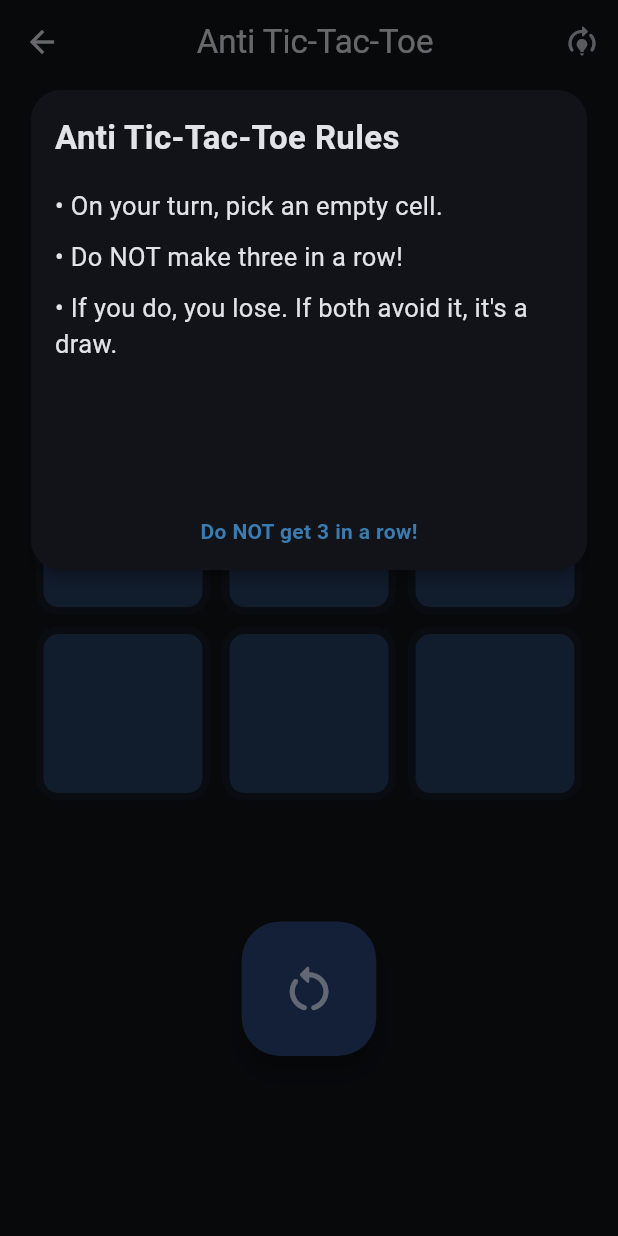
After one commit to hey-Gana/TacTics, a Flutter app: the Antiai screen opened directly, after a tap on the "model training" icon, on a phone screen of 412 x 824 dp. The commit adds this screen. Run offline on Flutter 3.47's test engine with Material 3 defaults, Android fonts, the light colour scheme and no system bars.

Commit message:
Added code for bot play for classic and anti TTT

```diff
--- /dev/null
+++ b/lib/pages/antiai.dart
@@ -0,0 +1,316 @@
+import 'package:flutter/material.dart';
+
+class Antiai extends StatefulWidget {
+  const Antiai({Key? key}) : super(key: key);
+
+  @override
+  State<Antiai> createState() => _AntiaiState();
+}
+
+class _AntiaiState extends State<Antiai> {
+  final int boardSize = 3;
+  late List<String> displayXO;
+  bool xTurn = true;
+
+  @override
+  void initState() {
+    super.initState();
+    _resetGame();
+  }
+
+  @override
+  Widget build(BuildContext context) {
+    return Scaffold(
+      appBar: AppBar(
+        title: const Center(child: Text("Anti Tic-Tac-Toe")),
+        actions: [
+          IconButton(
+            onPressed: _showRules,
+            icon: const Icon(Icons.model_training_rounded),
+          ),
+        ],
+      ),
+      body: Center(
+        child: Padding(
+          padding: const EdgeInsets.all(20.0),
+          child: Column(
+            children: [
+              Expanded(
+                flex: 1,
+                child: Text(
+                  'Turn: ${xTurn ? "X (You)" : "O (AI)"}',
+                  style: const TextStyle(fontSize: 30),
+                ),
+              ),
+              Expanded(
+                flex: 5,
+                child: GridView.builder(
+                  itemCount: boardSize * boardSize,
+                  gridDelegate: SliverGridDelegateWithFixedCrossAxisCount(
+                    crossAxisCount: boardSize,
+                  ),
+                  itemBuilder: (context, index) {
+                    return GestureDetector(
+                      onTap:
+                          xTurn && displayXO[index] == ' '
+                              ? () => _tapped(index)
+                              : null,
+                      child: Container(
+                        margin: const EdgeInsets.all(4),
+                        decoration: BoxDecoration(
+                          borderRadius: BorderRadius.circular(15),
+                          border: Border.all(
+                            width: 5,
+                            color: const Color.fromARGB(255, 19, 26, 34),
+                          ),
+                          color: const Color.fromARGB(255, 37, 60, 99),
+                        ),
+                        child: Center(
+                          child: Text(
+                            displayXO[index],
+                            style: const TextStyle(
+                              fontSize: 64,
+                              color: Colors.white,
+                            ),
+                          ),
+                        ),
+                      ),
+                    );
+                  },
+                ),
+              ),
+              Expanded(
+                flex: 1,
+                child: SizedBox(
+                  height: 40.0,
+                  width: 100.0,
+                  child: FittedBox(
+                    child: FloatingActionButton(
+                      onPressed: _resetGame,
+                      child: const Icon(Icons.restart_alt_rounded),
+                    ),
+                  ),
+                ),
+              ),
+              const SizedBox(height: 100.0),
+            ],
+          ),
+        ),
+      ),
+    );
+  }
+
+  void _tapped(int index) {
+    if (!xTurn || displayXO[index] != ' ') return;
+
+    setState(() {
+      displayXO[index] = 'X';
+      xTurn = false;
+    });
+
+    var result = _checkGameOver();
+
+    if (result == null) {
+      Future.delayed(const Duration(milliseconds: 400), () {
+        _computerMove();
+      });
+    }
+  }
+
+  void _computerMove() async {
+    int bestScore = -1000;
+    int bestMove = -1;
+
+    for (int i = 0; i < displayXO.length; i++) {
+      if (displayXO[i] == ' ') {
+        displayXO[i] = 'O';
+        int score = _minimax(displayXO, false);
+        displayXO[i] = ' ';
+        if (score > bestScore) {
+          bestScore = score;
+          bestMove = i;
+        }
+      }
+    }
+
+    if (bestMove != -1) {
+      setState(() {
+        displayXO[bestMove] = 'O';
+        xTurn = true;
+      });
+
+      _checkGameOver();
+    }
+  }
+
+  /// Return score
+  /// +10: the O-player FORCES the X-player to create 3-in-a-row (so AI wins)
+  /// -10: the X-player FORCES the O-player to create 3-in-a-row (so Player wins)
+  ///  0: draw
+  int _minimax(List<String> board, bool isMaximizing) {
+    String? result = _whoLost(board);
+
+    // If someone has already created a line, that player LOSES, the other player is winner
+    if (result != null) {
+      if (result == 'X') return 10;
+      if (result == 'O') return -10;
+      return 0;
+    }
+
+    if (!board.contains(' ')) {
+      return 0;
+    }
+
+    if (isMaximizing) {
+      int bestScore = -1000;
+      for (int i = 0; i < board.length; i++) {
+        if (board[i] == ' ') {
+          board[i] = 'O';
+          int score = _minimax(board, false);
+          board[i] = ' ';
+          bestScore = score > bestScore ? score : bestScore;
+        }
+      }
+      return bestScore;
+    } else {
+      int bestScore = 1000;
+      for (int i = 0; i < board.length; i++) {
+        if (board[i] == ' ') {
+          board[i] = 'X';
+          int score = _minimax(board, true);
+          board[i] = ' ';
+          bestScore = score < bestScore ? score : bestScore;
+        }
+      }
+      return bestScore;
+    }
+  }
+
+  // Logic: If someone creates a line, return their symbol (they LOSE!)
+  // Return null if no one has lost yet
+  String? _whoLost(List<String> b) {
+    // check rows
+    for (int i = 0; i < 3; i++) {
+      if (b[i * 3] != ' ' &&
+          b[i * 3] == b[i * 3 + 1] &&
+          b[i * 3] == b[i * 3 + 2]) {
+        return b[i * 3];
+      }
+    }
+    // check columns
+    for (int i = 0; i < 3; i++) {
+      if (b[i] != ' ' && b[i] == b[i + 3] && b[i] == b[i + 6]) {
+        return b[i];
+      }
+    }
+    // check diagonals
+    if (b[0] != ' ' && b[0] == b[4] && b[0] == b[8]) {
+      return b[0];
+    }
+    if (b[2] != ' ' && b[2] == b[4] && b[2] == b[6]) {
+      return b[2];
+    }
+    return null;
+  }
+
+  String? _checkGameOver() {
+    String? lost = _whoLost(displayXO);
+    if (lost != null) {
+      String winner = lost == "X" ? "O (AI)" : "X (You)";
+      _showDialog("$winner wins! $lost created a line and loses.");
+      return winner;
+    }
+    if (!displayXO.contains(' ')) {
+      _showDialog("Draw! No one lost.");
+      return "draw";
+    }
+    return null;
+  }
+
+  void _showDialog(String message) {
+    showDialog(
+      context: context,
+      barrierDismissible: false,
+      builder:
+          (context) => AlertDialog(
+            title: Text(message),
+            actions: [
+              TextButton(
+                onPressed: () {
+                  Navigator.of(context).pop();
+                  _resetGame();
+                },
+                child: const Text("Play Again"),
+              ),
+            ],
+          ),
+    );
+  }
+
+  void _resetGame() {
+    displayXO = List.filled(boardSize * boardSize, ' ');
+    xTurn = true;
+    setState(() {});
+  }
+
+  void _showRules() {
+    showDialog(
+      context: context,
+      builder:
+          (context) => Align(
+            alignment: Alignment.topCenter,
+            child: Padding(
+              padding: const EdgeInsets.only(top: 60),
+              child: Material(
+                elevation: 4,
+                borderRadius: BorderRadius.circular(20),
+                child: SizedBox(
+                  width: MediaQuery.of(context).size.width * 0.9,
+                  height: 320,
+                  child: const Padding(
+                    padding: EdgeInsets.all(16.0),
+                    child: Column(
+                      crossAxisAlignment: CrossAxisAlignment.start,
+                      children: [
+                        Text(
+                          "Anti Tic-Tac-Toe Rules",
+                          style: TextStyle(
+                            fontSize: 22,
+                            fontWeight: FontWeight.bold,
+                          ),
+                        ),
+                        SizedBox(height: 18),
+                        Text(
+                          "• On your turn, pick an empty cell.",
+                          style: TextStyle(fontSize: 17),
+                        ),
+                        SizedBox(height: 10),
+                        Text(
+                          "• Do NOT make three in a row!",
+                          style: TextStyle(fontSize: 17),
+                        ),
+                        SizedBox(height: 10),
+                        Text(
+                          "• If you do, you lose. If both avoid it, it's a draw.",
+                          style: TextStyle(fontSize: 17),
+                        ),
+                        Spacer(),
+                        Center(
+                          child: Text(
+                            "Do NOT get 3 in a row!",
+                            style: TextStyle(
+                              fontWeight: FontWeight.bold,
+                              color: Color.fromARGB(255, 59, 123, 175),
+                            ),
+                          ),
+                        ),
+                      ],
+                    ),
+                  ),
+                ),
+              ),
+            ),
+          ),
+    );
+  }
+}
--- a/lib/pages/xolock.dart
+++ b/lib/pages/xolock.dart
@@ -41,6 +41,7 @@ class _XolockState extends State<Xolock> {
     //empty list of xmoves and omoves
     xMoves.clear();
     oMoves.clear();
+    //temp index is null
     tempLockedIndex = null;
   }
 
@@ -190,7 +191,7 @@ class _XolockState extends State<Xolock> {
       _checkWinner(index);
 
       xTurn = !xTurn;
-      _updateLockedTile();
+      _updateLockedTile(); //reassigns temp index to null
     });
   }
 
```
Also changed, not shown: lib/pages/classicai.dart (added, +308 -0 lines), lib/pages/play.dart (+4 -4 lines).
